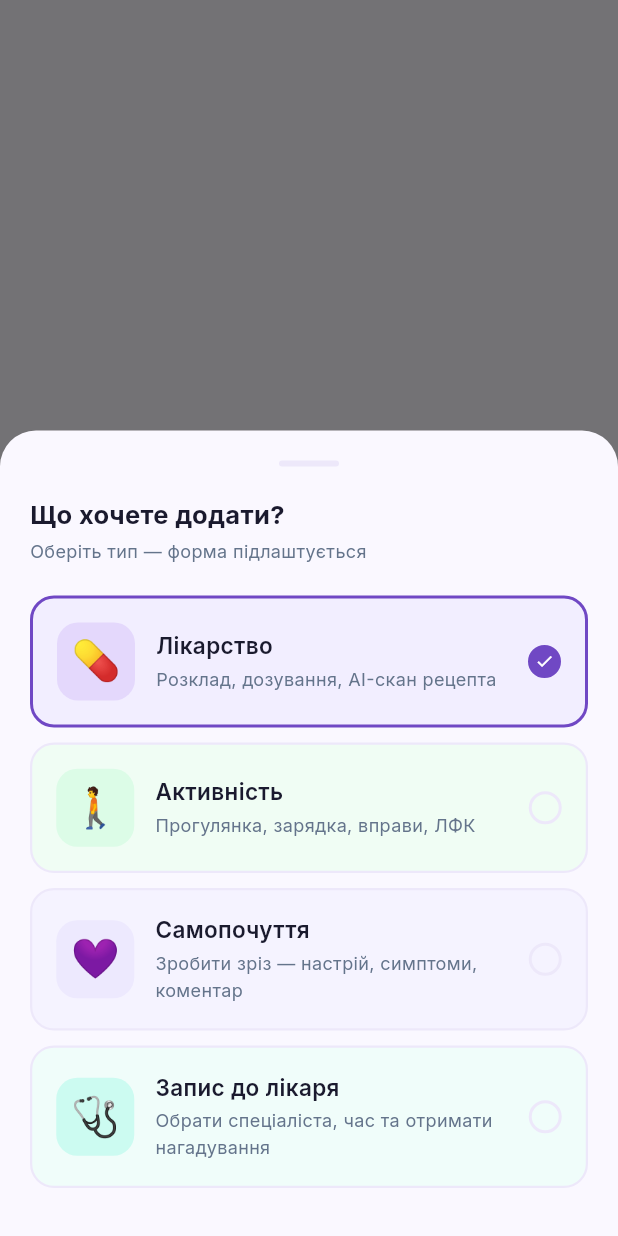
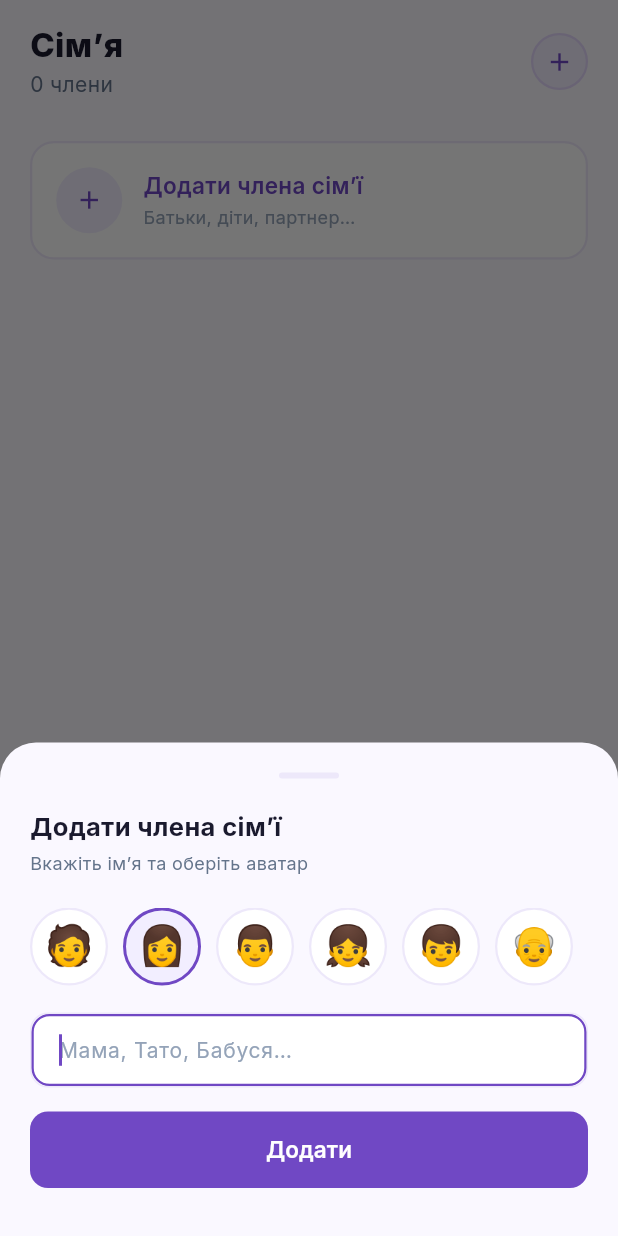
Before and after one commit to gek1n/medkit, a Flutter app: the _Shell screen opened directly, item 4 of the bottom bar chosen, after a tap on the "add" icon, on a phone screen of 412 x 824 dp. Run offline on Flutter 3.47's test engine with Material 3 defaults, Android fonts, the phone set to English and light mode, and no system bars; our stand-ins replace drift, flutter_riverpod, google_fonts; accounts and stored records are empty; generated files the repository leaves out were written again.

Commit message:
feat: add family dashboard screen with member cards, med status chips and add member sheet

```diff
--- /dev/null
+++ b/lib/features/family/family_screen.dart
@@ -0,0 +1,600 @@
+import 'package:drift/drift.dart' show Value;
+import 'package:flutter/material.dart';
+import 'package:flutter_riverpod/flutter_riverpod.dart';
+import '../../core/theme/app_colors.dart';
+import '../../core/theme/app_dimensions.dart';
+import '../../core/theme/app_text_styles.dart';
+import '../../data/db/app_database.dart';
+import '../../data/repositories/medications_repository.dart';
+import '../../data/repositories/members_repository.dart';
+import '../today/providers/today_providers.dart';
+
+// ── Providers ─────────────────────────────────────────────────────────────────
+
+final _memberMedsProvider = StreamProvider.family<List<Medication>, int>(
+  (ref, memberId) =>
+      ref.watch(medicationsRepositoryProvider).watchByMember(memberId),
+);
+
+// ── Screen ────────────────────────────────────────────────────────────────────
+
+class FamilyScreen extends ConsumerWidget {
+  const FamilyScreen({super.key});
+
+  @override
+  Widget build(BuildContext context, WidgetRef ref) {
+    final membersAsync = ref.watch(allMembersProvider);
+
+    return Scaffold(
+      backgroundColor: AppColors.bg,
+      body: membersAsync.when(
+        loading: () => const Center(
+            child: CircularProgressIndicator(color: AppColors.primary)),
+        error: (e, _) => Center(child: Text('$e')),
+        data: (members) => _FamilyBody(members: members),
+      ),
+    );
+  }
+}
+
+// ── Body ──────────────────────────────────────────────────────────────────────
+
+class _FamilyBody extends StatelessWidget {
+  final List<Member> members;
+  const _FamilyBody({required this.members});
+
+  @override
+  Widget build(BuildContext context) {
+    return CustomScrollView(
+      slivers: [
+        SliverToBoxAdapter(child: _FamilyHeader(count: members.length)),
+        SliverPadding(
+          padding: const EdgeInsets.symmetric(
+              horizontal: AppDimensions.screenPadding),
+          sliver: SliverList(
+            delegate: SliverChildListDelegate([
+              const SizedBox(height: AppDimensions.lg),
+              ...members.map((m) => Padding(
+                    padding:
+                        const EdgeInsets.only(bottom: AppDimensions.md),
+                    child: _MemberCard(member: m),
+                  )),
+              _AddMemberTile(),
+              const SizedBox(height: 100),
+            ]),
+          ),
+        ),
+      ],
+    );
+  }
+}
+
+// ── Header ────────────────────────────────────────────────────────────────────
+
+class _FamilyHeader extends StatelessWidget {
+  final int count;
+  const _FamilyHeader({required this.count});
+
+  @override
+  Widget build(BuildContext context) {
+    return Container(
+      color: AppColors.bg,
+      child: SafeArea(
+        bottom: false,
+        child: Padding(
+          padding: const EdgeInsets.fromLTRB(
+            AppDimensions.screenPadding,
+            AppDimensions.lg,
+            AppDimensions.screenPadding,
+            AppDimensions.md,
+          ),
+          child: Row(
+            children: [
+              Expanded(
+                child: Column(
+                  crossAxisAlignment: CrossAxisAlignment.start,
+                  children: [
+                    Text('Сімʼя', style: AppTextStyles.h2),
+                    Text(
+                      '$count ${_membersLabel(count)}',
+                      style: AppTextStyles.bodyMd
+                          .copyWith(color: AppColors.textSub),
+                    ),
+                  ],
+                ),
+              ),
+              GestureDetector(
+                onTap: () => _showAddMemberSheet(context),
+                child: Container(
+                  width: 38,
+                  height: 38,
+                  decoration: BoxDecoration(
+                    color: AppColors.primaryLight,
+                    shape: BoxShape.circle,
+                    border:
+                        Border.all(color: AppColors.primaryLighter, width: 1.5),
+                  ),
+                  child: const Icon(Icons.add,
+                      color: AppColors.primary, size: 20),
+                ),
+              ),
+            ],
+          ),
+        ),
+      ),
+    );
+  }
+
+  String _membersLabel(int n) {
+    if (n == 1) return 'член';
+    if (n < 5) return 'члени';
+    return 'членів';
+  }
+}
+
+// ── Member Card ───────────────────────────────────────────────────────────────
+
+class _MemberCard extends ConsumerWidget {
+  final Member member;
+  const _MemberCard({required this.member});
+
+  static const _avatars = ['🧑', '👩', '👨', '👧', '👦', '👴', '👵', '🧒'];
+
+  @override
+  Widget build(BuildContext context, WidgetRef ref) {
+    final intakesAsync = ref.watch(todayIntakesProvider(member.id));
+    final medsAsync = ref.watch(_memberMedsProvider(member.id));
+
+    final intakes = intakesAsync.valueOrNull ?? [];
+    final meds = medsAsync.valueOrNull ?? [];
+
+    final taken = intakes.where((i) => i.status == 'taken').length;
+    final total = intakes.length;
+    final missed =
+        intakes.where((i) => i.status == 'skipped').length;
+
+    _MemberStatus status;
+    if (total == 0) {
+      status = _MemberStatus.idle;
+    } else if (missed > 0) {
+      status = _MemberStatus.warn;
+    } else if (taken == total) {
+      status = _MemberStatus.ok;
+    } else {
+      status = _MemberStatus.idle;
+    }
+
+    final ringColor = switch (status) {
+      _MemberStatus.ok => const Color(0xFF22C55E),
+      _MemberStatus.warn => const Color(0xFFEF4444),
+      _MemberStatus.idle => AppColors.border,
+    };
+
+    final statusText = switch (status) {
+      _MemberStatus.ok => '✓ Всі прийнято',
+      _MemberStatus.warn => '⚠ Є пропуски',
+      _MemberStatus.idle =>
+        total > 0 ? '$taken/$total прийнято' : 'Немає ліків на сьогодні',
+    };
+
+    final statusColor = switch (status) {
+      _MemberStatus.ok => const Color(0xFF22C55E),
+      _MemberStatus.warn => const Color(0xFFEF4444),
+      _MemberStatus.idle => AppColors.textMuted,
+    };
+
+    final emoji = _avatars[member.avatarIndex % _avatars.length];
+
+    return Container(
+      decoration: BoxDecoration(
+        color: AppColors.surface,
+        borderRadius: BorderRadius.circular(16),
+        border: Border.all(color: AppColors.border, width: 1.5),
+        boxShadow: const [
+          BoxShadow(
+            color: Color(0x0A000000),
+            blurRadius: 8,
+            offset: Offset(0, 2),
+          ),
+        ],
+      ),
+      child: Column(
+        crossAxisAlignment: CrossAxisAlignment.start,
+        children: [
+          // ── Member header ──
+          Padding(
+            padding: const EdgeInsets.fromLTRB(16, 14, 12, 14),
+            child: Row(
+              children: [
+                // Avatar with status ring
+                Container(
+                  width: 52,
+                  height: 52,
+                  decoration: BoxDecoration(
+                    shape: BoxShape.circle,
+                    border: Border.all(color: ringColor, width: 2.5),
+                  ),
+                  child: Center(
+                    child: Text(emoji,
+                        style: const TextStyle(fontSize: 24)),
+                  ),
+                ),
+                const SizedBox(width: 14),
+                Expanded(
+                  child: Column(
+                    crossAxisAlignment: CrossAxisAlignment.start,
+                    children: [
+                      Row(
+                        children: [
+                          Text(member.name, style: AppTextStyles.labelLg),
+                          if (member.role == 'owner') ...[
+                            const SizedBox(width: 6),
+                            Container(
+                              padding: const EdgeInsets.symmetric(
+                                  horizontal: 6, vertical: 2),
+                              decoration: BoxDecoration(
+                                color: AppColors.primaryLight,
+                                borderRadius: BorderRadius.circular(6),
+                              ),
+                              child: Text('я',
+                                  style: AppTextStyles.caption.copyWith(
+                                      color: AppColors.primary,
+                                      fontWeight: FontWeight.w700)),
+                            ),
+                          ],
+                        ],
+                      ),
+                      const SizedBox(height: 2),
+                      Text(statusText,
+                          style: AppTextStyles.bodySm
+                              .copyWith(color: statusColor)),
+                      if (total > 0)
+                        Text(
+                          '$taken з $total прийомів',
+                          style: AppTextStyles.caption
+                              .copyWith(color: AppColors.textMuted),
+                        ),
+                    ],
+                  ),
+                ),
+                const SizedBox(width: 8),
+                // Remind / OK button
+                if (status == _MemberStatus.warn)
+                  _RemindBtn(
+                    label: 'Нагадати',
+                    color: const Color(0xFFEF4444),
+                    bg: const Color(0xFFFEF2F2),
+                    onTap: () =>
+                        ScaffoldMessenger.of(context).showSnackBar(
+                      SnackBar(
+                          content: Text(
+                              'Нагадування для ${member.name} відправлено')),
+                    ),
+                  )
+                else if (status == _MemberStatus.ok)
+                  _RemindBtn(
+                    label: '✓ Добре',
+                    color: const Color(0xFF22C55E),
+                    bg: const Color(0xFFF0FDF4),
+                    onTap: null,
+                  ),
+              ],
+            ),
+          ),
+
+          // ── Medication chips ──
+          if (meds.isNotEmpty) ...[
+            const Divider(color: AppColors.borderLight, height: 1),
+            Padding(
+              padding: const EdgeInsets.fromLTRB(16, 10, 16, 12),
+              child: Wrap(
+                spacing: 8,
+                runSpacing: 6,
+                children: meds.map((med) {
+                  // Find today's intakes for this med
+                  final medIntakes = intakes
+                      .where((i) => i.medicationId == med.id)
+                      .toList();
+                  final medTaken =
+                      medIntakes.where((i) => i.status == 'taken').length;
+                  final medTotal = medIntakes.length;
+                  final medMissed =
+                      medIntakes.where((i) => i.status == 'skipped').length;
+
+                  Color dotColor = AppColors.textMuted;
+                  if (medTotal > 0 && medTaken == medTotal) {
+                    dotColor = AppColors.success;
+                  } else if (medMissed > 0) {
+                    dotColor = AppColors.danger;
+                  } else if (medTaken > 0) {
+                    dotColor = AppColors.warning;
+                  }
+
+                  return Container(
+                    padding: const EdgeInsets.symmetric(
+                        horizontal: 10, vertical: 5),
+                    decoration: BoxDecoration(
+                      color: AppColors.bg,
+                      borderRadius: BorderRadius.circular(20),
+                      border:
+                          Border.all(color: AppColors.border, width: 1),
+                    ),
+                    child: Row(
+                      mainAxisSize: MainAxisSize.min,
+                      children: [
+                        Container(
+                          width: 7,
+                          height: 7,
+                          decoration: BoxDecoration(
+                            color: dotColor,
+                            shape: BoxShape.circle,
+                          ),
+                        ),
+                        const SizedBox(width: 6),
+                        Text(
+                          med.name,
+                          style: AppTextStyles.caption.copyWith(
+                              fontWeight: FontWeight.w600,
+                              color: AppColors.textMain),
+                        ),
+                        if (medTotal > 0) ...[
+                          const SizedBox(width: 4),
+                          Text(
+                            '$medTaken/$medTotal',
+                            style: AppTextStyles.caption
+                                .copyWith(color: AppColors.textMuted),
+                          ),
+                        ],
+                      ],
+                    ),
+                  );
+                }).toList(),
+              ),
+            ),
+          ],
+        ],
+      ),
+    );
+  }
+}
+
+enum _MemberStatus { ok, warn, idle }
+
+class _RemindBtn extends StatelessWidget {
+  final String label;
+  final Color color;
+  final Color bg;
+  final VoidCallback? onTap;
+  const _RemindBtn({
+    required this.label,
+    required this.color,
+    required this.bg,
+    required this.onTap,
+  });
+
+  @override
+  Widget build(BuildContext context) {
+    return GestureDetector(
+      onTap: onTap,
+      child: Container(
+        padding: const EdgeInsets.symmetric(horizontal: 12, vertical: 7),
+        decoration: BoxDecoration(
+          color: bg,
+          borderRadius: BorderRadius.circular(20),
+        ),
+        child: Text(
+          label,
+          style: AppTextStyles.caption
+              .copyWith(color: color, fontWeight: FontWeight.w700),
+        ),
+      ),
+    );
+  }
+}
+
+// ── Add member tile ───────────────────────────────────────────────────────────
+
+class _AddMemberTile extends StatelessWidget {
+  @override
+  Widget build(BuildContext context) {
+    return GestureDetector(
+      onTap: () => _showAddMemberSheet(context),
+      child: Container(
+        padding: const EdgeInsets.all(16),
+        decoration: BoxDecoration(
+          color: AppColors.surface,
+          borderRadius: BorderRadius.circular(16),
+          border: Border.all(
+              color: AppColors.border,
+              style: BorderStyle.solid,
+              width: 1.5),
+        ),
+        child: Row(
+          children: [
+            Container(
+              width: 44,
+              height: 44,
+              decoration: BoxDecoration(
+                color: AppColors.primaryLight,
+                shape: BoxShape.circle,
+              ),
+              child: const Icon(Icons.add,
+                  color: AppColors.primary, size: 20),
+            ),
+            const SizedBox(width: 14),
+            Column(
+              crossAxisAlignment: CrossAxisAlignment.start,
+              children: [
+                Text('Додати члена сімʼї',
+                    style: AppTextStyles.labelLg
+                        .copyWith(color: AppColors.primary)),
+                const SizedBox(height: 2),
+                Text('Батьки, діти, партнер…',
+                    style: AppTextStyles.bodySm
+                        .copyWith(color: AppColors.textMuted)),
+              ],
+            ),
+          ],
+        ),
+      ),
+    );
+  }
+}
+
+// ── Add member bottom sheet ───────────────────────────────────────────────────
+
+void _showAddMemberSheet(BuildContext context) {
+  showModalBottomSheet(
+    context: context,
+    isScrollControlled: true,
+    backgroundColor: Colors.transparent,
+    builder: (_) => const _AddMemberSheet(),
+  );
+}
+
+class _AddMemberSheet extends ConsumerStatefulWidget {
+  const _AddMemberSheet();
+
+  @override
+  ConsumerState<_AddMemberSheet> createState() => _AddMemberSheetState();
+}
+
+class _AddMemberSheetState extends ConsumerState<_AddMemberSheet> {
+  final _nameCtrl = TextEditingController();
+  int _avatarIndex = 1;
+  bool _saving = false;
+
+  static const _avatars = ['🧑', '👩', '👨', '👧', '👦', '👴', '👵', '🧒'];
+
+  @override
+  void dispose() {
+    _nameCtrl.dispose();
+    super.dispose();
+  }
+
+  Future<void> _save() async {
+    final name = _nameCtrl.text.trim();
+    if (name.isEmpty) return;
+    setState(() => _saving = true);
+    await ref.read(membersRepositoryProvider).insert(
+          MembersCompanion.insert(
+            name: name,
+            avatarIndex: Value(_avatarIndex),
+            role: const Value('member'),
+          ),
+        );
+    if (mounted) Navigator.pop(context);
+  }
+
+  @override
+  Widget build(BuildContext context) {
+    return Container(
+      decoration: const BoxDecoration(
+        color: AppColors.bg,
+        borderRadius: BorderRadius.vertical(top: Radius.circular(24)),
+      ),
+      padding: EdgeInsets.fromLTRB(
+          20, 20, 20, MediaQuery.of(context).viewInsets.bottom + 32),
+      child: Column(
+        mainAxisSize: MainAxisSize.min,
+        crossAxisAlignment: CrossAxisAlignment.start,
+        children: [
+          Center(
+            child: Container(
+              width: 40,
+              height: 4,
+              decoration: BoxDecoration(
+                color: AppColors.border,
+                borderRadius: BorderRadius.circular(2),
+              ),
+            ),
+          ),
+          const SizedBox(height: 20),
+          Text('Додати члена сімʼї', style: AppTextStyles.h3),
+          const SizedBox(height: 4),
+          Text('Вкажіть імʼя та оберіть аватар',
+              style: AppTextStyles.bodySm),
+          const SizedBox(height: 20),
+
+          // Avatar picker
+          SingleChildScrollView(
+            scrollDirection: Axis.horizontal,
+            child: Row(
+              children: List.generate(_avatars.length, (i) {
+                final sel = i == _avatarIndex;
+                return GestureDetector(
+                  onTap: () => setState(() => _avatarIndex = i),
+                  child: AnimatedContainer(
+                    duration: const Duration(milliseconds: 120),
+                    margin: const EdgeInsets.only(right: 10),
+                    width: 52,
+                    height: 52,
+                    decoration: BoxDecoration(
+                      color: sel
+                          ? AppColors.primaryLight
+                          : AppColors.surface,
+                      shape: BoxShape.circle,
+                      border: Border.all(
+                        color:
+                            sel ? AppColors.primary : AppColors.border,
+                        width: sel ? 2 : 1.5,
+                      ),
+                    ),
+                    child: Center(
+                      child: Text(_avatars[i],
+                          style: const TextStyle(fontSize: 26)),
+                    ),
+                  ),
+                );
+              }),
+            ),
+          ),
+          const SizedBox(height: 18),
+
+          // Name field
+          Container(
+            decoration: BoxDecoration(
+              color: AppColors.surface,
+              borderRadius: BorderRadius.circular(12),
+              border: Border.all(color: AppColors.border),
+            ),
+            child: TextField(
+              controller: _nameCtrl,
+              autofocus: true,
+              textCapitalization: TextCapitalization.words,
+              decoration: InputDecoration(
+                hintText: 'Мама, Тато, Бабуся…',
+                hintStyle: AppTextStyles.bodyMd
+                    .copyWith(color: AppColors.textMuted),
+                border: InputBorder.none,
+                contentPadding: const EdgeInsets.symmetric(
+                    horizontal: 14, vertical: 13),
+              ),
+              style: AppTextStyles.bodyMd,
+            ),
+          ),
+          const SizedBox(height: 16),
+
+          SizedBox(
+            width: double.infinity,
+            child: ElevatedButton(
+              onPressed: _saving ? null : _save,
+              style: ElevatedButton.styleFrom(
+                backgroundColor: AppColors.primary,
+                foregroundColor: Colors.white,
+                padding: const EdgeInsets.symmetric(vertical: 15),
+                shape: RoundedRectangleBorder(
+                    borderRadius: BorderRadius.circular(12)),
+                elevation: 0,
+              ),
+              child: Text(
+                _saving ? 'Зберігаємо...' : 'Додати',
+                style: AppTextStyles.labelLg.copyWith(color: Colors.white),
+              ),
+            ),
+          ),
+        ],
+      ),
+    );
+  }
+}
--- a/lib/main.dart
+++ b/lib/main.dart
@@ -4,6 +4,7 @@ import 'package:flutter_riverpod/flutter_riverpod.dart';
 import 'core/theme/app_theme.dart';
 import 'core/utils/l10n_ext.dart';
 import 'features/add/add_type_sheet.dart';
+import 'features/family/family_screen.dart';
 import 'features/medications/medications_screen.dart';
 import 'features/onboarding/onboarding_screen.dart';
 import 'features/today/today_screen.dart';
@@ -67,7 +68,7 @@ class _ShellState extends State<_Shell> {
     TodayScreen(),
     MedicationsScreen(),
     SizedBox.shrink(), // placeholder for "+" tab — handled by bottom nav
-    PlaceholderScreen(title: 'Сім\'я'),
+    FamilyScreen(),
     PlaceholderScreen(title: 'Профіль'),
   ];
 
```
